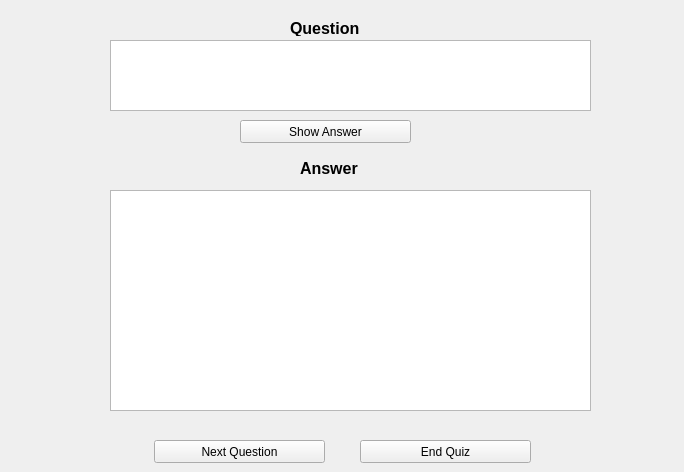
DougallPercival/aceTheInterview, file ui/quiz.ui: the form before one commit.
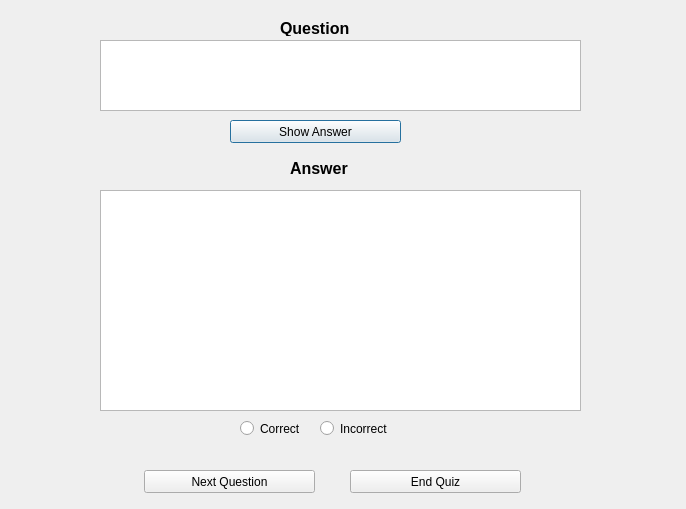
The form after the commit.

What changed in the file:
```diff
--- a/ui/quiz.ui
+++ b/ui/quiz.ui
@@ -1,62 +1,68 @@
 <?xml version="1.0" encoding="UTF-8"?>
 <ui version="4.0">
- <class>Form</class>
- <widget class="QWidget" name="Form">
+ <class>Dialog</class>
+ <widget class="QDialog" name="Dialog">
   <property name="geometry">
    <rect>
     <x>0</x>
     <y>0</y>
-    <width>684</width>
-    <height>472</height>
+    <width>686</width>
+    <height>509</height>
    </rect>
   </property>
   <property name="windowTitle">
-   <string>Form</string>
+   <string>Dialog</string>
   </property>
-  <widget class="QTextEdit" name="questionText">
+  <widget class="QPushButton" name="show_answer">
    <property name="geometry">
     <rect>
-     <x>110</x>
-     <y>40</y>
-     <width>481</width>
-     <height>71</height>
+     <x>230</x>
+     <y>120</y>
+     <width>171</width>
+     <height>23</height>
     </rect>
+   </property>
+   <property name="text">
+    <string>Show Answer</string>
+   </property>
+  </widget>
+  <widget class="QPushButton" name="pushButton">
+   <property name="geometry">
+    <rect>
+     <x>144</x>
+     <y>470</y>
+     <width>171</width>
+     <height>23</height>
+    </rect>
+   </property>
+   <property name="text">
+    <string>Next Question</string>
    </property>
   </widget>
   <widget class="QTextEdit" name="answerText">
    <property name="geometry">
     <rect>
-     <x>110</x>
+     <x>100</x>
      <y>190</y>
      <width>481</width>
      <height>221</height>
     </rect>
    </property>
   </widget>
-  <widget class="QLabel" name="label">
+  <widget class="QTextEdit" name="questionText">
    <property name="geometry">
     <rect>
-     <x>290</x>
-     <y>20</y>
-     <width>121</width>
-     <height>16</height>
+     <x>100</x>
+     <y>40</y>
+     <width>481</width>
+     <height>71</height>
     </rect>
    </property>
-   <property name="font">
-    <font>
-     <pointsize>12</pointsize>
-     <weight>75</weight>
-     <bold>true</bold>
-    </font>
-   </property>
-   <property name="text">
-    <string>Question</string>
-   </property>
   </widget>
   <widget class="QLabel" name="label_2">
    <property name="geometry">
     <rect>
-     <x>300</x>
+     <x>290</x>
      <y>160</y>
      <width>121</width>
      <height>16</height>
@@ -73,37 +79,11 @@
     <string>Answer</string>
    </property>
   </widget>
-  <widget class="QPushButton" name="show_answer">
-   <property name="geometry">
-    <rect>
-     <x>240</x>
-     <y>120</y>
-     <width>171</width>
-     <height>23</height>
-    </rect>
-   </property>
-   <property name="text">
-    <string>Show Answer</string>
-   </property>
-  </widget>
-  <widget class="QPushButton" name="pushButton">
-   <property name="geometry">
-    <rect>
-     <x>154</x>
-     <y>440</y>
-     <width>171</width>
-     <height>23</height>
-    </rect>
-   </property>
-   <property name="text">
-    <string>Next Question</string>
-   </property>
-  </widget>
   <widget class="QPushButton" name="pushButton_2">
    <property name="geometry">
     <rect>
-     <x>360</x>
-     <y>440</y>
+     <x>350</x>
+     <y>470</y>
      <width>171</width>
      <height>23</height>
     </rect>
@@ -112,6 +92,52 @@
     <string>End Quiz</string>
    </property>
   </widget>
+  <widget class="QLabel" name="label">
+   <property name="geometry">
+    <rect>
+     <x>280</x>
+     <y>20</y>
+     <width>121</width>
+     <height>16</height>
+    </rect>
+   </property>
+   <property name="font">
+    <font>
+     <pointsize>12</pointsize>
+     <weight>75</weight>
+     <bold>true</bold>
+    </font>
+   </property>
+   <property name="text">
+    <string>Question</string>
+   </property>
+  </widget>
+  <widget class="QRadioButton" name="correctRadio">
+   <property name="geometry">
+    <rect>
+     <x>240</x>
+     <y>420</y>
+     <width>82</width>
+     <height>17</height>
+    </rect>
+   </property>
+   <property name="text">
+    <string>Correct</string>
+   </property>
+  </widget>
+  <widget class="QRadioButton" name="incorrectRadio">
+   <property name="geometry">
+    <rect>
+     <x>320</x>
+     <y>420</y>
+     <width>82</width>
+     <height>17</height>
+    </rect>
+   </property>
+   <property name="text">
+    <string>Incorrect</string>
+   </property>
+  </widget>
  </widget>
  <resources/>
  <connections/>
```
